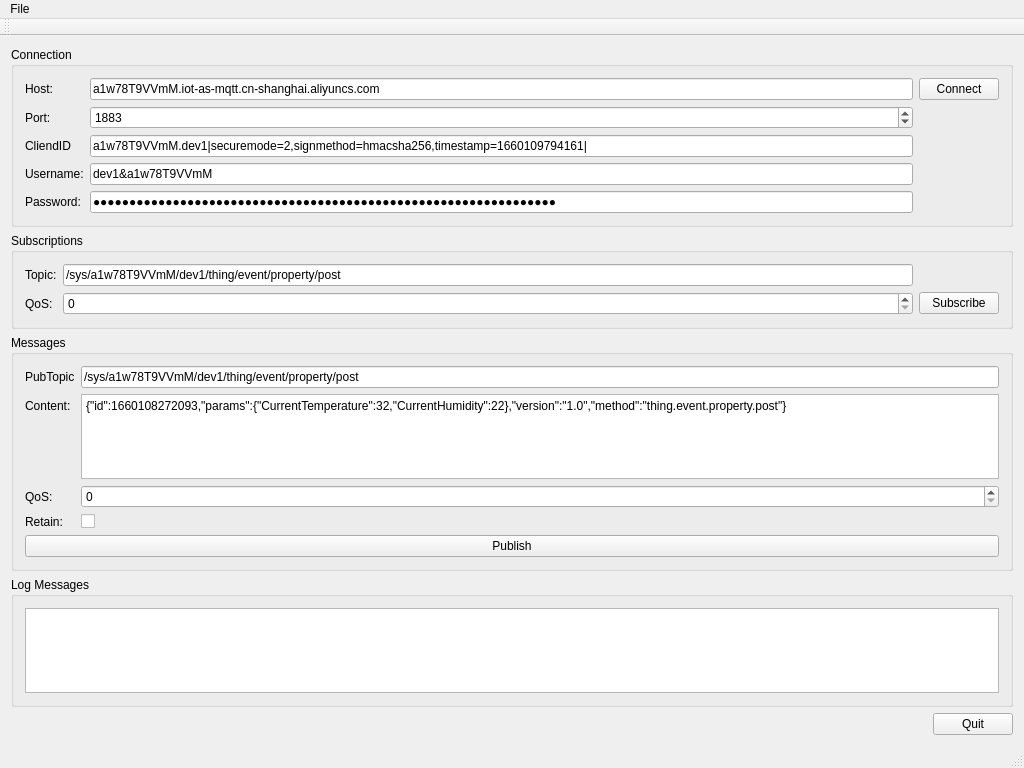
The window that mainwindow.ui (MisakaMikoto128/qtmqttsubandpub) describes before a commit, drawn with Qt 5.
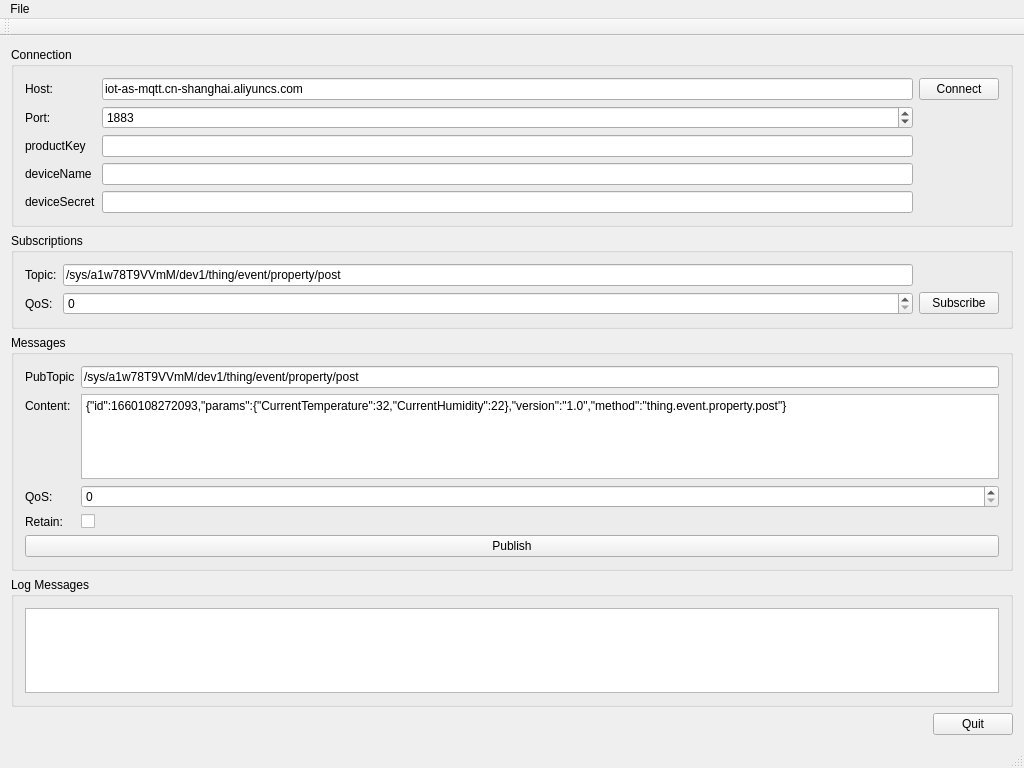
The same window after the commit.

Commit message: 阿里云三原组自动计算

The edit to the form file:
```diff
--- a/mainwindow.ui
+++ b/mainwindow.ui
@@ -43,14 +43,14 @@
          <item row="4" column="0">
           <widget class="QLabel" name="label_9">
            <property name="text">
-            <string>Password:</string>
+            <string>deviceSecret</string>
            </property>
           </widget>
          </item>
          <item row="4" column="1">
           <widget class="QLineEdit" name="lineEditPassword">
            <property name="text">
-            <string>a897b65ffcc0be4dcc714a2adcd4e1c6c5ed63e0272505cdcb1a56091b1cfe99</string>
+            <string/>
            </property>
            <property name="echoMode">
             <enum>QLineEdit::Password</enum>
@@ -67,7 +67,7 @@
          <item row="0" column="1">
           <widget class="QLineEdit" name="lineEditHost">
            <property name="text">
-            <string>a1w78T9VVmM.iot-as-mqtt.cn-shanghai.aliyuncs.com</string>
+            <string>iot-as-mqtt.cn-shanghai.aliyuncs.com</string>
            </property>
           </widget>
          </item>
@@ -81,28 +81,28 @@
          <item row="3" column="1">
           <widget class="QLineEdit" name="lineEditUser">
            <property name="text">
-            <string>dev1&amp;a1w78T9VVmM</string>
+            <string/>
            </property>
           </widget>
          </item>
          <item row="3" column="0">
           <widget class="QLabel" name="label_8">
            <property name="text">
-            <string>Username:</string>
+            <string>deviceName</string>
            </property>
           </widget>
          </item>
          <item row="2" column="1">
           <widget class="QLineEdit" name="lineEditClientID">
            <property name="text">
-            <string>a1w78T9VVmM.dev1|securemode=2,signmethod=hmacsha256,timestamp=1660109794161|</string>
+            <string/>
            </property>
           </widget>
          </item>
          <item row="2" column="0">
           <widget class="QLabel" name="label_10">
            <property name="text">
-            <string>CliendID</string>
+            <string>productKey</string>
            </property>
           </widget>
          </item>
```
Left out of the diff: 6 changed lines with no effect on the pictures. The commit also changes 2 other files.
